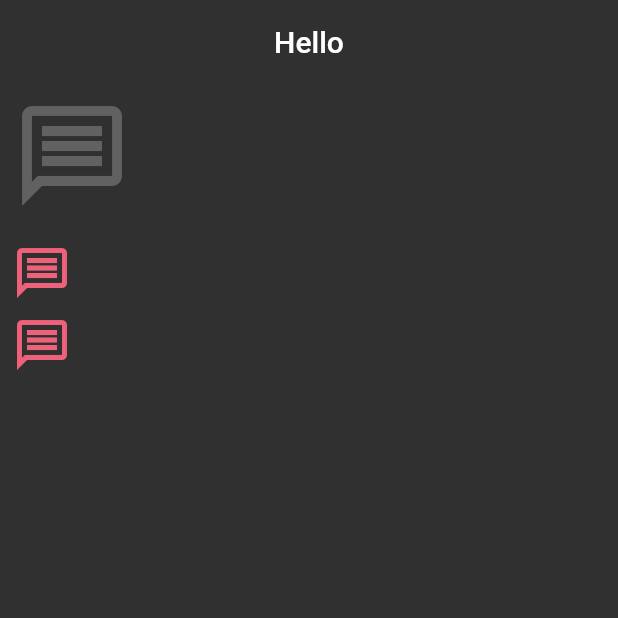
After one commit to osmanabay/flutter_full_learn, a Flutter app: the screen it shows after launch, on a phone screen of 412 x 824 dp, the top half of it. The commit adds this screen. Run offline on Flutter 3.47's test engine with Material 2 defaults, Android fonts, the phone set to English and light mode, and no system bars.

Commit message:
Part-4 Icon learn is completed

```diff
--- /dev/null
+++ b/lib/101/icon_learn.dart
@@ -0,0 +1,49 @@
+import 'package:flutter/material.dart';
+
+class IconLearnView extends StatelessWidget {
+  IconLearnView({super.key});
+
+  final IconSizes iconSizes = IconSizes();
+  final IconColors iconColors = IconColors();
+  @override
+  Widget build(BuildContext context) {
+    return Scaffold(
+      appBar: AppBar(title: const Text('Hello')),
+      body: Column(
+        children: [
+          IconButton(
+              onPressed: () {},
+              icon: Icon(
+                Icons.message_outlined,
+                color: Theme.of(context).colorScheme.background,
+                size: IconSizes.iconSmal2x,
+              )),
+              const SizedBox(height: 50,),
+          IconButton(
+              onPressed: () {},
+              icon: Icon(
+                Icons.message_outlined,
+                color: iconColors.froly,
+                size: iconSizes.iconSmall,
+              )),
+          IconButton(
+              onPressed: () {},
+              icon: Icon(
+                Icons.message_outlined,
+                color: iconColors.froly,
+                size: iconSizes.iconSmall,
+              )),
+        ],
+      ),
+    );
+  }
+}
+
+class IconSizes {
+  final double iconSmall = 40;
+  static const double iconSmal2x = 80;
+}
+
+class IconColors {
+  final Color froly = const Color(0xffED617A);
+}
--- a/lib/main.dart
+++ b/lib/main.dart
@@ -5,6 +5,8 @@ import 'package:flutter_full_learn/101/button_learn.dart';
 import 'package:flutter_full_learn/101/container_sized_box_learn.dart';
 import 'package:flutter_full_learn/101/scaffold_learn.dart';
 import 'package:flutter_full_learn/101/text_learn_view.dart';
+
+import '101/icon_learn.dart';
 
 void main() {
   runApp(const MyApp());
@@ -23,10 +25,10 @@ class MyApp extends StatelessWidget {
           appBarTheme: const AppBarTheme(
         centerTitle: true,
         systemOverlayStyle: SystemUiOverlayStyle.light,
-        backgroundColor: Colors.red,
+        backgroundColor: Colors.transparent,
         elevation: 0,
       )),
-      home: const AppBarLearnView(),
+      home: IconLearnView(),
     );
   }
 }
```
Also changed, not shown: lib/101/color_learn.dart (added).
